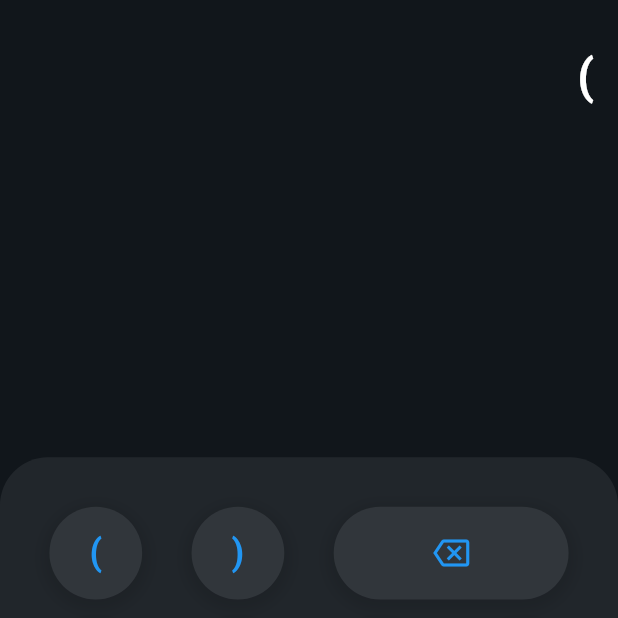
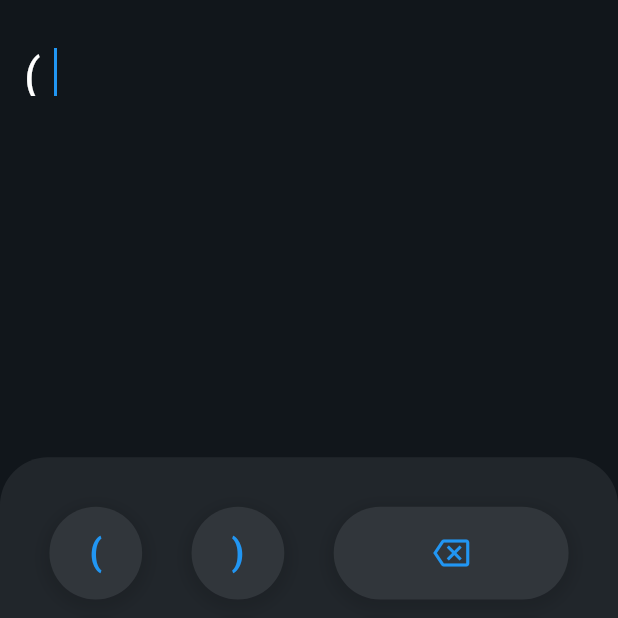
Before and after one commit to arnaud111/developer_calculator, a Flutter app: the screen it shows after launch, after a tap on an icon or button, on a phone screen of 412 x 824 dp, the top half of it. Run offline on Flutter 3.47's test engine with Material 2 defaults, Android fonts, the phone set to English and light mode, and no system bars; our stand-ins replace bloc, flutter_bloc.

```diff
--- a/lib/bloc/operation_bloc.dart
+++ b/lib/bloc/operation_bloc.dart
@@ -16,6 +16,7 @@ class OperationBloc extends Bloc<OperationEvent, OperationState> {
     on<Remove>(_onRemove);
     on<Add>(_onAdd);
     on<Compute>(_onCompute);
+    on<Move>(_onMove);
   }
 
   void _onInit(Init event, Emitter<OperationState> emit) {
@@ -25,41 +26,58 @@ class OperationBloc extends Bloc<OperationEvent, OperationState> {
   }
 
   void _onRemove(Remove event, Emitter<OperationState> emit) {
-    if (state.operation.isNotEmpty) {
-      int indexRemoved = state.operation.length - 1;
+    if (state.cursor > 0) {
+      int indexRemoved = state.cursor - 1;
 
-      if (state.operation[indexRemoved] == "~") {
-        emit(OperationState(
+      if (state.operation[state.cursor - 1] == "~") {
+        emit(state.copyWith(
           operation: state.operation.substring(0, indexRemoved) + state.operation.substring(indexRemoved + 2),
+          cursor: state.cursor - 1,
         ));
         return;
       }
       if (indexRemoved > 0 && state.operation[indexRemoved] == "/" && state.operation[indexRemoved - 1] == "~") {
-        emit(OperationState(
+        emit(state.copyWith(
           operation: state.operation.substring(0, indexRemoved - 1) + state.operation.substring(indexRemoved + 1),
+          cursor: state.cursor - 2,
         ));
         return;
       }
 
-      emit(OperationState(
+      emit(state.copyWith(
         operation: state.operation.substring(0, indexRemoved) + state.operation.substring(indexRemoved + 1),
+        cursor: state.cursor - 1,
       ));
     }
   }
 
   void _onAdd(Add event, Emitter<OperationState> emit) {
-    emit(OperationState(
-      operation: state.operation + event.append,
-    ));
+    if (event.append == "~/") {
+      emit(state.copyWith(
+        operation: state.operation.substring(0, state.cursor) + event.append + state.operation.substring(state.cursor),
+        cursor: state.cursor + 2,
+      ));
+    } else {
+      emit(state.copyWith(
+        operation: state.operation.substring(0, state.cursor) + event.append + state.operation.substring(state.cursor),
+        cursor: state.cursor + 1,
+      ));
+    }
   }
 
   void _onCompute(Compute event, Emitter<OperationState> emit) {
     double? result = state.result?.compute();
 
     if (result != null) {
-      emit(OperationState(
+      emit(state.copyWith(
         operation: "${result % 1 > 0 ? result : result.toInt()}",
       ));
     }
   }
+
+  void _onMove(Move event, Emitter<OperationState> emit) {
+    emit(state.copyWith(
+      cursor: event.index,
+    ));
+  }
 }
--- a/lib/bloc/operation_event.dart
+++ b/lib/bloc/operation_event.dart
@@ -9,6 +9,15 @@ class Remove extends OperationEvent {}
 
 class Compute extends OperationEvent {}
 
+class Move extends OperationEvent {
+
+  final int index;
+
+  Move({
+    required this.index,
+  });
+}
+
 class Add extends OperationEvent {
   final String append;
 
--- a/lib/bloc/operation_state.dart
+++ b/lib/bloc/operation_state.dart
@@ -2,26 +2,32 @@ part of 'operation_bloc.dart';
 
 class OperationState {
   String operation;
+  int cursor = 0;
   TreeItem? result;
 
   OperationState({
     this.operation = "",
+    this.cursor = 0,
   }) {
     createResult();
   }
 
-  @override
-  String toString() {
-    return operation;
-  }
-
   void createResult() {
     List<Token>? tokens = Lexer.compute(operation);
-    if (tokens == null || tokens.length < 2) {
+    if (tokens == null || tokens.length < 3) {
       result = null;
       return;
     }
     result = Parser.compute(tokens);
   }
 
+  OperationState copyWith({
+    String? operation,
+    int? cursor,
+  }) {
+    return OperationState(
+      operation: operation ?? this.operation,
+      cursor: cursor ?? this.cursor,
+    );
+  }
 }
--- a/lib/widget/home.dart
+++ b/lib/widget/home.dart
@@ -1,6 +1,9 @@
 import 'package:developer_calculator/widget/keyboard.dart';
 import 'package:developer_calculator/widget/operation_text.dart';
 import 'package:flutter/material.dart';
+import 'package:flutter_bloc/flutter_bloc.dart';
+
+import '../bloc/operation_bloc.dart';
 
 class HomePage extends StatefulWidget {
   const HomePage({super.key});
@@ -13,14 +16,25 @@ class _HomePageState extends State<HomePage> {
   @override
   Widget build(BuildContext context) {
     return SafeArea(
-      child: Scaffold(
+      child: BlocBuilder<OperationBloc, OperationState>(
+        builder: (context, state) {
+          return Scaffold(
             body: Column(
               children: [
                 const SizedBox(
                   height: 16,
                 ),
-            const Expanded(
-              child: OperationText(),
+                Expanded(
+                  child: GestureDetector(
+                    onTap: () {
+                      context.read<OperationBloc>().add(
+                            Move(
+                              index: state.operation.length,
+                            ),
+                          );
+                    },
+                    child: const OperationText(),
+                  ),
                 ),
                 Container(
                   height: MediaQuery.of(context).size.width * 1.26,
@@ -28,6 +42,8 @@ class _HomePageState extends State<HomePage> {
                 ),
               ],
             ),
+          );
+        },
       ),
     );
   }
--- a/lib/widget/operation_text.dart
+++ b/lib/widget/operation_text.dart
@@ -18,20 +18,47 @@ class OperationText extends StatelessWidget {
           child: Column(
             crossAxisAlignment: CrossAxisAlignment.end,
             children: [
-              Text(
-                state.toString(),
-                style: const TextStyle(
-                  color: Colors.white,
-                  fontSize: 32,
-                  fontWeight: FontWeight.bold,
+              SizedBox(
+                height: 32,
+                child: ListView(
+                  scrollDirection: Axis.horizontal,
+                  children: List.generate(state.operation.length + 1, (index) => index)
+                      .map((index) {
+                    if (index == state.cursor) {
+                      return Container(
+                        height: 32,
+                        width: 2,
+                        color: Colors.blue,
+                      );
+                    }
+
+                    return GestureDetector(
+                      onTapUp: (TapUpDetails details) {
+                        context.read<OperationBloc>().add(
+                              Move(
+                                index: (index > state.cursor ? index - 1 : index) + (details.localPosition.dx > 10 ? 1 : 0),
+                              ),
+                            );
+                      },
+                      child: SizedBox(
+                        width: 20,
+                        child: Text(
+                          state.operation[
+                              (index > state.cursor ? index - 1 : index)],
+                          style: const TextStyle(
+                            fontSize: 32,
+                          ),
+                        ),
+                      ),
+                    );
+                  }).toList(),
                 ),
               ),
               if (result != null)
                 Text(
                   "= ${result % 1 > 0 ? result : result.toInt()}",
                   style: const TextStyle(
-                    color: Colors.white,
-                    fontSize: 16,
+                    fontSize: 24,
                     fontWeight: FontWeight.bold,
                   ),
                 ),
```
Lines whose indentation alone changed are shown as unchanged.
